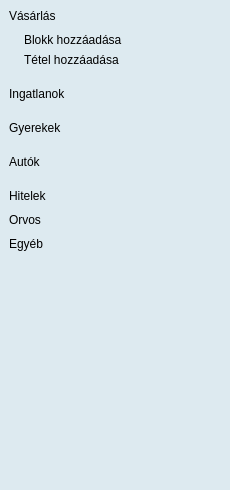
Above: FamilyFinancies/submenuexpenses.ui from DannyFreecs/FamilyBudgetSimple before the change. Below: the same form after it.
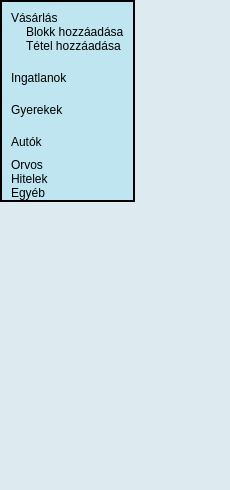
That is the form after the change. Icons and pictures are not drawn.

Commit message: Expanses meneu items visual upgrades. Added ions to buttons etc.

```diff
--- a/FamilyFinancies/submenuexpenses.ui
+++ b/FamilyFinancies/submenuexpenses.ui
@@ -18,29 +18,97 @@
 </string>
   </property>
   <widget class="QWidget" name="centralwidget">
+   <property name="sizePolicy">
+    <sizepolicy hsizetype="Preferred" vsizetype="Preferred">
+     <horstretch>0</horstretch>
+     <verstretch>0</verstretch>
+    </sizepolicy>
+   </property>
    <property name="styleSheet">
     <string notr="true"/>
    </property>
-   <layout class="QHBoxLayout" name="horizontalLayout" stretch="0">
+   <layout class="QVBoxLayout" name="verticalLayout_7">
+    <property name="spacing">
+     <number>0</number>
+    </property>
     <property name="sizeConstraint">
-     <enum>QLayout::SetMinAndMaxSize</enum>
+     <enum>QLayout::SetFixedSize</enum>
     </property>
     <property name="leftMargin">
-     <number>9</number>
+     <number>0</number>
     </property>
+    <property name="topMargin">
+     <number>0</number>
+    </property>
     <property name="rightMargin">
-     <number>9</number>
+     <number>0</number>
     </property>
+    <property name="bottomMargin">
+     <number>0</number>
+    </property>
     <item>
-     <layout class="QVBoxLayout" name="verticalLayout" stretch="0,0,0,0,0,0,1">
+     <widget class="QFrame" name="frame">
+      <property name="sizePolicy">
+       <sizepolicy hsizetype="Preferred" vsizetype="Preferred">
+        <horstretch>0</horstretch>
+        <verstretch>0</verstretch>
+       </sizepolicy>
+      </property>
+      <property name="styleSheet">
+       <string notr="true">background-color: rgb(190, 229, 240);
+border: 2px solid black;</string>
+      </property>
+      <property name="frameShape">
+       <enum>QFrame::StyledPanel</enum>
+      </property>
+      <property name="frameShadow">
+       <enum>QFrame::Raised</enum>
+      </property>
+      <layout class="QVBoxLayout" name="verticalLayout_5" stretch="0,0,0,0,0">
       <property name="spacing">
-       <number>10</number>
-      </property>
+        <number>0</number>
+       </property>
+       <property name="sizeConstraint">
+        <enum>QLayout::SetFixedSize</enum>
+       </property>
+       <property name="leftMargin">
+        <number>0</number>
+       </property>
+       <property name="topMargin">
+        <number>0</number>
+       </property>
+       <property name="rightMargin">
+        <number>0</number>
+       </property>
+       <property name="bottomMargin">
+        <number>0</number>
+       </property>
+       <item>
+        <widget class="QFrame" name="frameShopping">
+         <property name="sizePolicy">
+          <sizepolicy hsizetype="Preferred" vsizetype="Preferred">
+           <horstretch>0</horstretch>
+           <verstretch>0</verstretch>
+          </sizepolicy>
+         </property>
+         <property name="styleSheet">
+          <string notr="true">border: 0px;</string>
+         </property>
+         <property name="frameShape">
+          <enum>QFrame::StyledPanel</enum>
+         </property>
+         <property name="frameShadow">
+          <enum>QFrame::Raised</enum>
+         </property>
+         <layout class="QVBoxLayout" name="verticalLayout">
       <property name="sizeConstraint">
        <enum>QLayout::SetFixedSize</enum>
       </property>
       <item>
        <layout class="QVBoxLayout" name="verticalLayoutMenuShopping" stretch="0,1">
+            <property name="spacing">
+             <number>0</number>
+            </property>
         <property name="sizeConstraint">
          <enum>QLayout::SetFixedSize</enum>
         </property>
@@ -48,9 +116,9 @@
          <number>0</number>
         </property>
         <property name="bottomMargin">
-         <number>10</number>
-        </property>
-        <item>
+             <number>0</number>
+            </property>
+            <item alignment="Qt::AlignRight">
          <widget class="QPushButton" name="menuButtonShopping">
           <property name="sizePolicy">
            <sizepolicy hsizetype="Minimum" vsizetype="Fixed">
@@ -66,15 +134,18 @@
           </property>
           <property name="maximumSize">
            <size>
-            <width>120</width>
+                <width>16777215</width>
             <height>16777215</height>
            </size>
           </property>
+              <property name="layoutDirection">
+               <enum>Qt::RightToLeft</enum>
+              </property>
           <property name="styleSheet">
            <string notr="true">border: 0px;
-text-align: left;
 font: 700 16pt &quot;Verdana&quot;;
-
+background-color: rgb(190, 229, 240);
+text-align: left;
 </string>
           </property>
           <property name="text">
@@ -88,7 +159,10 @@
         <item>
          <layout class="QVBoxLayout" name="verticalLayoutSubMenuShopping">
           <property name="spacing">
-           <number>6</number>
+               <number>0</number>
+              </property>
+              <property name="sizeConstraint">
+               <enum>QLayout::SetFixedSize</enum>
           </property>
           <property name="leftMargin">
            <number>15</number>
@@ -116,7 +190,8 @@
             <property name="styleSheet">
              <string notr="true">border: 0px;
 font: 12pt &quot;Algerian&quot;;
-text-align: left;</string>
+text-align: left;
+background-color: rgb(190, 229, 240);</string>
             </property>
             <property name="text">
              <string>Blokk hozzáadása</string>
@@ -137,7 +212,8 @@
             <property name="styleSheet">
              <string notr="true">border: 0px;
 font: 12pt &quot;Algerian&quot;;
-text-align: left;</string>
+text-align: left;
+background-color: rgb(190, 229, 240);</string>
             </property>
             <property name="text">
              <string>Tétel hozzáadása</string>
@@ -148,8 +224,29 @@
         </item>
        </layout>
       </item>
+         </layout>
+        </widget>
+       </item>
+       <item>
+        <widget class="QFrame" name="frameHouses">
+         <property name="styleSheet">
+          <string notr="true">border: 0px;</string>
+         </property>
+         <property name="frameShape">
+          <enum>QFrame::StyledPanel</enum>
+         </property>
+         <property name="frameShadow">
+          <enum>QFrame::Raised</enum>
+         </property>
+         <layout class="QVBoxLayout" name="verticalLayout_2">
+          <property name="sizeConstraint">
+           <enum>QLayout::SetFixedSize</enum>
+          </property>
       <item>
        <layout class="QVBoxLayout" name="verticalLayoutMenuHouses" stretch="0,1">
+            <property name="spacing">
+             <number>0</number>
+            </property>
         <property name="sizeConstraint">
          <enum>QLayout::SetFixedSize</enum>
         </property>
@@ -157,14 +254,18 @@
          <number>0</number>
         </property>
         <property name="bottomMargin">
-         <number>10</number>
-        </property>
-        <item>
+             <number>0</number>
+            </property>
+            <item alignment="Qt::AlignRight">
          <widget class="QPushButton" name="menuButtonHouses">
+              <property name="layoutDirection">
+               <enum>Qt::RightToLeft</enum>
+              </property>
           <property name="styleSheet">
            <string notr="true">border: 0px;
 text-align: left;
-font: 700 16pt &quot;Verdana&quot;;</string>
+font: 700 16pt &quot;Verdana&quot;;
+background-color: rgb(190, 229, 240);</string>
           </property>
           <property name="text">
            <string>Ingatlanok</string>
@@ -186,8 +287,29 @@
         </item>
        </layout>
       </item>
+         </layout>
+        </widget>
+       </item>
+       <item>
+        <widget class="QFrame" name="frameChildren">
+         <property name="styleSheet">
+          <string notr="true">border: 0px;</string>
+         </property>
+         <property name="frameShape">
+          <enum>QFrame::StyledPanel</enum>
+         </property>
+         <property name="frameShadow">
+          <enum>QFrame::Raised</enum>
+         </property>
+         <layout class="QVBoxLayout" name="verticalLayout_3">
+          <property name="sizeConstraint">
+           <enum>QLayout::SetFixedSize</enum>
+          </property>
       <item>
        <layout class="QVBoxLayout" name="verticalLayoutMenuChildren" stretch="0,1">
+            <property name="spacing">
+             <number>0</number>
+            </property>
         <property name="sizeConstraint">
          <enum>QLayout::SetFixedSize</enum>
         </property>
@@ -195,14 +317,18 @@
          <number>0</number>
         </property>
         <property name="bottomMargin">
-         <number>10</number>
-        </property>
-        <item>
+             <number>0</number>
+            </property>
+            <item alignment="Qt::AlignRight">
          <widget class="QPushButton" name="menuButtonChildren">
+              <property name="layoutDirection">
+               <enum>Qt::RightToLeft</enum>
+              </property>
           <property name="styleSheet">
            <string notr="true">border: 0px;
 text-align: left;
-font: 700 16pt &quot;Verdana&quot;;</string>
+font: 700 16pt &quot;Verdana&quot;;
+background-color: rgb(190, 229, 240);</string>
           </property>
           <property name="text">
            <string>Gyerekek</string>
@@ -224,8 +350,35 @@
         </item>
        </layout>
       </item>
+         </layout>
+        </widget>
+       </item>
+       <item>
+        <widget class="QFrame" name="frameCars">
+         <property name="sizePolicy">
+          <sizepolicy hsizetype="Minimum" vsizetype="Preferred">
+           <horstretch>0</horstretch>
+           <verstretch>0</verstretch>
+          </sizepolicy>
+         </property>
+         <property name="styleSheet">
+          <string notr="true">border: 0px;</string>
+         </property>
+         <property name="frameShape">
+          <enum>QFrame::StyledPanel</enum>
+         </property>
+         <property name="frameShadow">
+          <enum>QFrame::Raised</enum>
+         </property>
+         <layout class="QVBoxLayout" name="verticalLayout_4">
+          <property name="sizeConstraint">
+           <enum>QLayout::SetFixedSize</enum>
+          </property>
       <item>
        <layout class="QVBoxLayout" name="verticalLayoutMenuCars" stretch="0,1">
+            <property name="spacing">
+             <number>0</number>
+            </property>
         <property name="sizeConstraint">
          <enum>QLayout::SetFixedSize</enum>
         </property>
@@ -233,14 +386,18 @@
          <number>0</number>
         </property>
         <property name="bottomMargin">
-         <number>10</number>
-        </property>
-        <item>
+             <number>0</number>
+            </property>
+            <item alignment="Qt::AlignRight">
          <widget class="QPushButton" name="menuButtonCars">
+              <property name="layoutDirection">
+               <enum>Qt::RightToLeft</enum>
+              </property>
           <property name="styleSheet">
            <string notr="true">border: 0px;
 text-align: left;
-font: 700 16pt &quot;Verdana&quot;;</string>
+font: 700 16pt &quot;Verdana&quot;;
+background-color: rgb(190, 229, 240);</string>
           </property>
           <property name="text">
            <string>Autók</string>
@@ -262,27 +419,52 @@
         </item>
        </layout>
       </item>
+         </layout>
+        </widget>
+       </item>
       <item>
-       <widget class="QPushButton" name="menuButtonCredits">
+        <widget class="QFrame" name="frameOthers">
+         <property name="sizePolicy">
+          <sizepolicy hsizetype="Minimum" vsizetype="Preferred">
+           <horstretch>0</horstretch>
+           <verstretch>0</verstretch>
+          </sizepolicy>
+         </property>
         <property name="styleSheet">
-         <string notr="true">border: 0px;
-text-align: left;
-font: 700 16pt &quot;Verdana&quot;;</string>
-        </property>
-        <property name="text">
-         <string>Hitelek</string>
-        </property>
-        <property name="flat">
-         <bool>true</bool>
-        </property>
-       </widget>
-      </item>
+          <string notr="true">border: 0px;</string>
+         </property>
+         <property name="frameShape">
+          <enum>QFrame::StyledPanel</enum>
+         </property>
+         <property name="frameShadow">
+          <enum>QFrame::Raised</enum>
+         </property>
+         <layout class="QVBoxLayout" name="verticalLayout_6" stretch="0,0,1">
+          <property name="spacing">
+           <number>0</number>
+          </property>
+          <property name="sizeConstraint">
+           <enum>QLayout::SetFixedSize</enum>
+          </property>
+          <property name="leftMargin">
+           <number>9</number>
+          </property>
+          <property name="topMargin">
+           <number>0</number>
+          </property>
+          <property name="rightMargin">
+           <number>0</number>
+          </property>
+          <property name="bottomMargin">
+           <number>0</number>
+          </property>
       <item>
        <widget class="QPushButton" name="menuButtonHealthCare">
         <property name="styleSheet">
          <string notr="true">border: 0px;
 text-align: left;
-font: 700 16pt &quot;Verdana&quot;;</string>
+font: 700 16pt &quot;Verdana&quot;;
+background-color: rgb(190, 229, 240);</string>
         </property>
         <property name="text">
          <string>Orvos</string>
@@ -292,10 +474,27 @@
         </property>
        </widget>
       </item>
+          <item>
+           <widget class="QPushButton" name="menuButtonCredits">
+            <property name="styleSheet">
+             <string notr="true">border: 0px;
+text-align: left;
+font: 700 16pt &quot;Verdana&quot;;
+background-color: rgb(190, 229, 240);</string>
+            </property>
+            <property name="text">
+             <string>Hitelek</string>
+            </property>
+            <property name="flat">
+             <bool>true</bool>
+            </property>
+           </widget>
+          </item>
       <item>
        <widget class="QPushButton" name="menuButtonOther">
         <property name="styleSheet">
-         <string notr="true">border: 0px;
+             <string notr="true">background-color: rgb(190, 229, 240);
+border: 0px;
 text-align: left;
 font: 700 16pt &quot;Verdana&quot;;</string>
         </property>
@@ -308,10 +507,16 @@
        </widget>
       </item>
      </layout>
+        </widget>
     </item>
    </layout>
   </widget>
- </widget>
- <resources/>
+    </item>
+   </layout>
+  </widget>
+ </widget>
+ <resources>
+  <include location="resources.qrc"/>
+ </resources>
  <connections/>
 </ui>
```
Left out of the diff: 22 changed lines with no effect on the pictures. Lines whose indentation alone changed are shown as unchanged. The commit also changes 6 other files.
